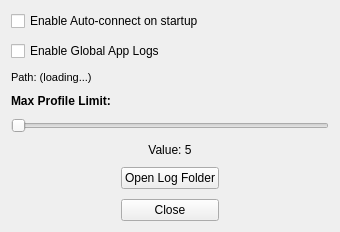
The window that pygui/dialogs/settings.ui (Arean82/Tailscale-Headscale-Client) describes before a commit, drawn with Qt 5.
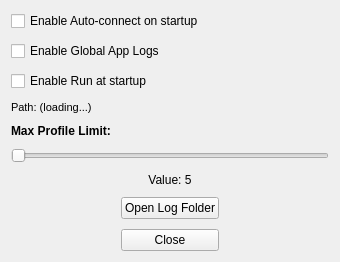
The same window after the commit.

Commit message: feat: implement cross-platform autostart management and a new settings dialog interface.

What changed in the file:
```diff
--- a/pygui/dialogs/settings.ui
+++ b/pygui/dialogs/settings.ui
@@ -7,7 +7,7 @@
     <x>0</x>
     <y>0</y>
     <width>340</width>
-    <height>200</height>
+    <height>230</height>
    </rect>
   </property>
   <property name="windowTitle">
@@ -35,6 +35,13 @@
         <string>Enable Global App Logs</string>
        </property>
       </widget>
+      </item>
+      <item>
+       <widget class="QCheckBox" name="chkRunAtStartup">
+        <property name="text">
+         <string>Enable Run at startup</string>
+        </property>
+       </widget>
      </item>
      <item>
       <widget class="QLabel" name="labelLogPath">
```
The commit also changes 8 other files.
